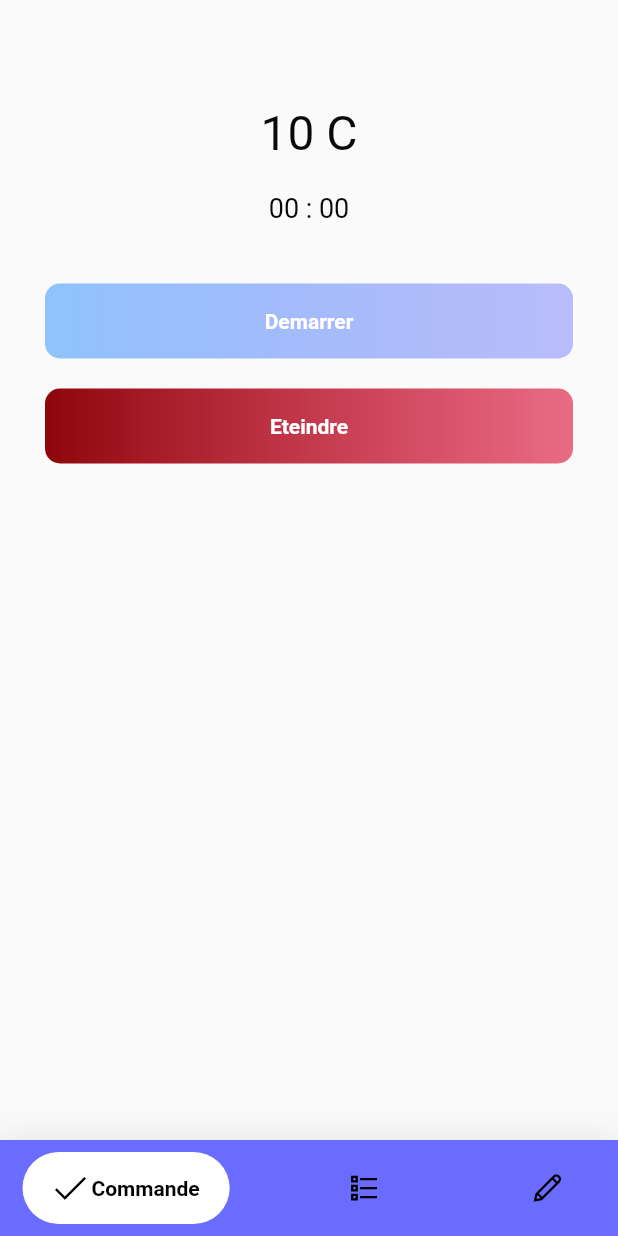
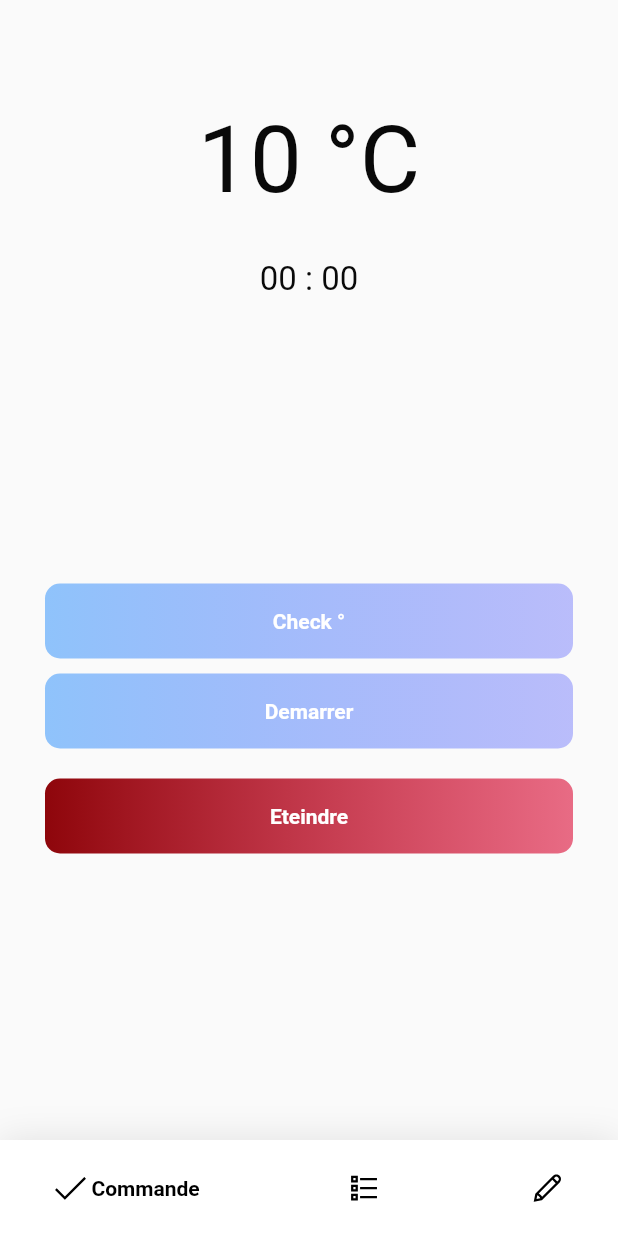
Before and after one commit to JoeM1990/arrosageMobile, a Flutter app: the Home screen opened directly, on a phone screen of 412 x 824 dp. Run offline on Flutter 3.47's test engine with Material 2 defaults, Android fonts, the phone set to English and light mode, and no system bars; drawn by our look-alikes of google_nav_bar; our stand-ins replace line_icons.

Commit message:
home screen

```diff
--- a/lib/main.dart
+++ b/lib/main.dart
@@ -11,6 +11,7 @@ class MyApp extends StatelessWidget {
   @override
   Widget build(BuildContext context) {
     return MaterialApp(
+      debugShowCheckedModeBanner: false,
       title: 'Arrosage Intelligent',
       theme: ThemeData(
         primarySwatch: Colors.blue,
--- a/lib/view/commande.dart
+++ b/lib/view/commande.dart
@@ -18,16 +18,36 @@ class CommandeState extends State<Commande>{
           child: Column(
             children: <Widget>[
               SizedBox(height: 70,),
-              Text("10 C",
+              Text("10 °C",
                 style: TextStyle(
-                    color: Color.fromRGBO(9, 9, 9, 1.0), fontSize: 32.0),),
-              SizedBox(height: 20,),
+                    color: Color.fromRGBO(9, 9, 9, 1.0), fontSize: 62.0),),
+              SizedBox(height: 30,),
               Text("00 : 00",
-                style: TextStyle(color: Color.fromRGBO(9, 9, 9, 1.0), fontSize: 18.0),),
+                style: TextStyle(color: Color.fromRGBO(9, 9, 9, 1.0), fontSize: 22.0),),
+              SizedBox(height: 150,),
+
+
+
               Padding(
                 padding: EdgeInsets.all(30.0),
                 child: Column(
                   children: <Widget>[
+                    SizedBox(height: 10,),
+                    Container(
+                      height: 50,
+                      decoration: BoxDecoration(
+                          borderRadius: BorderRadius.circular(10),
+                          gradient: LinearGradient(
+                              colors: [
+                                Color.fromRGBO(143, 195, 251, 1.0),
+                                Color.fromRGBO(143, 148, 251, .6),
+                              ]
+                          )
+                      ),
+                      child: Center(
+                        child: Text("Check °", style: TextStyle(color: Colors.white, fontWeight: FontWeight.bold),),
+                      ),
+                    ),
                     SizedBox(height: 10,),
                     Container(
                       height: 50,
--- a/lib/view/home.dart
+++ b/lib/view/home.dart
@@ -35,7 +35,7 @@ class HomeState extends State<Home>{
       ),
       bottomNavigationBar: Container(
         decoration: BoxDecoration(
-          color: Color.fromRGBO(105, 108, 255,10),
+          color:Colors.white,
           boxShadow: [
             BoxShadow(
               blurRadius: 20,
--- a/lib/view/login.dart
+++ b/lib/view/login.dart
@@ -28,7 +28,7 @@ class LoginState extends State<Login>{
                   height: 400,
                   decoration: BoxDecoration(
                       image: DecorationImage(
-                          image: AssetImage('assets/images/background.png'),
+                          image: AssetImage('assets/background.png'),
                           fit: BoxFit.fill
                       )
                   ),
--- a/pubspec.yaml
+++ b/pubspec.yaml
@@ -31,3 +31,6 @@ flutter:
 
 
   uses-material-design: true
+
+  assets:
+    - assets/background.png
```
Also changed, not shown: lib/view/historique.dart (+5 -3 lines), lib/view/setting.dart (+5 -3 lines), assets/background.png (added).
